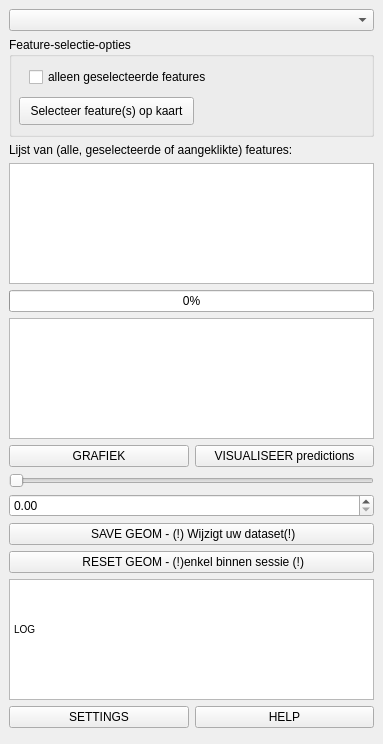
Above: plugin/brdrq/brdrq_dockwidget_featurealigner.ui from OnroerendErfgoed/brdrQ before the change. Below: the same form after it.
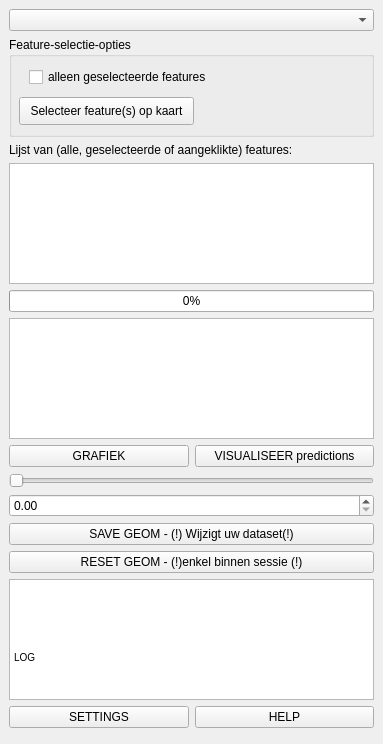
That is the form after the change. Custom widgets are drawn as their Qt base class.

The edit to the form file:
```diff
--- a/plugin/brdrq/brdrq_dockwidget_featurealigner.ui
+++ b/plugin/brdrq/brdrq_dockwidget_featurealigner.ui
@@ -21,7 +21,7 @@
     <item row="23" column="0">
      <widget class="QPushButton" name="pushButton_reset">
       <property name="text">
-       <string> RESET GEOM - (!)enkel binnen sessie (!)</string>
+                            <string>RESET GEOM - (!)enkel binnen sessie (!)</string>
       </property>
      </widget>
     </item>
@@ -126,13 +126,20 @@
      <widget class="QTextEdit" name="textEdit_output">
       <property name="html">
        <string>&lt;!DOCTYPE HTML PUBLIC &quot;-//W3C//DTD HTML 4.0//EN&quot; &quot;http://www.w3.org/TR/REC-html40/strict.dtd&quot;&gt;
-&lt;html&gt;&lt;head&gt;&lt;meta name=&quot;qrichtext&quot; content=&quot;1&quot; /&gt;&lt;style type=&quot;text/css&quot;&gt;
-p, li { white-space: pre-wrap; }
-&lt;/style&gt;&lt;/head&gt;&lt;body style=&quot; font-family:'MS Shell Dlg 2'; font-size:7.8pt; font-weight:400; font-style:normal;&quot;&gt;
-&lt;p style=&quot; margin-top:0px; margin-bottom:0px; margin-left:0px; margin-right:0px; -qt-block-indent:0; text-indent:0px;&quot;&gt;                                &lt;/p&gt;
-&lt;p style=&quot; margin-top:0px; margin-bottom:0px; margin-left:0px; margin-right:0px; -qt-block-indent:0; text-indent:0px;&quot;&gt;                                 &lt;/p&gt;
-&lt;p style=&quot; margin-top:0px; margin-bottom:0px; margin-left:0px; margin-right:0px; -qt-block-indent:0; text-indent:0px;&quot;&gt;                                 &lt;/p&gt;
-&lt;p style=&quot; margin-top:0px; margin-bottom:0px; margin-left:0px; margin-right:0px; -qt-block-indent:0; text-indent:0px;&quot;&gt;LOG                             &lt;/p&gt;&lt;/body&gt;&lt;/html&gt;</string>
+                                &lt;html&gt;&lt;head&gt;&lt;meta name=&quot;qrichtext&quot; content=&quot;1&quot; /&gt;&lt;style
+                                type=&quot;text/css&quot;&gt;
+                                p, li { white-space: pre-wrap; }
+                                &lt;/style&gt;&lt;/head&gt;&lt;body style=&quot; font-family:'MS Shell Dlg 2';
+                                font-size:7.8pt; font-weight:400; font-style:normal;&quot;&gt;
+                                &lt;p style=&quot; margin-top:0px; margin-bottom:0px; margin-left:0px; margin-right:0px;
+                                -qt-block-indent:0; text-indent:0px;&quot;&gt; &lt;/p&gt;
+                                &lt;p style=&quot; margin-top:0px; margin-bottom:0px; margin-left:0px; margin-right:0px;
+                                -qt-block-indent:0; text-indent:0px;&quot;&gt; &lt;/p&gt;
+                                &lt;p style=&quot; margin-top:0px; margin-bottom:0px; margin-left:0px; margin-right:0px;
+                                -qt-block-indent:0; text-indent:0px;&quot;&gt; &lt;/p&gt;
+                                &lt;p style=&quot; margin-top:0px; margin-bottom:0px; margin-left:0px; margin-right:0px;
+                                -qt-block-indent:0; text-indent:0px;&quot;&gt;LOG &lt;/p&gt;&lt;/body&gt;&lt;/html&gt;
+                            </string>
       </property>
      </widget>
     </item>
@@ -155,7 +162,7 @@
       <item>
        <widget class="QPushButton" name="pushButton_save">
         <property name="text">
-         <string> SAVE GEOM - (!) Wijzigt uw dataset(!)</string>
+                                    <string>SAVE GEOM - (!) Wijzigt uw dataset(!)</string>
         </property>
        </widget>
       </item>
```
Left out of the diff: 4 changed lines with no effect on the pictures. Lines whose indentation alone changed are shown as unchanged.
